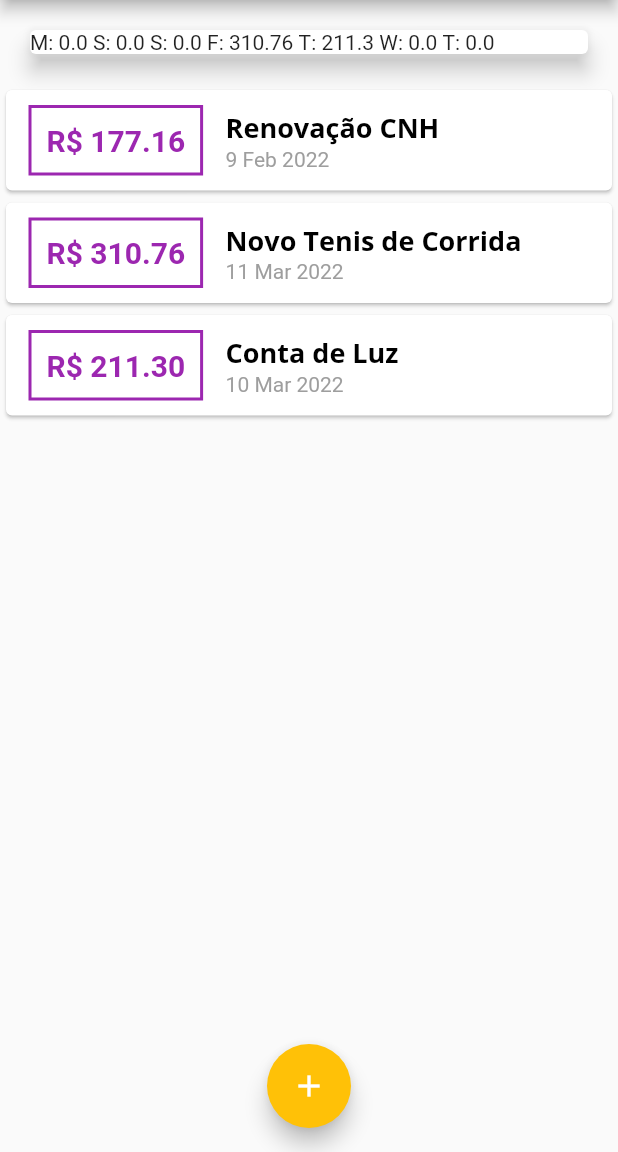
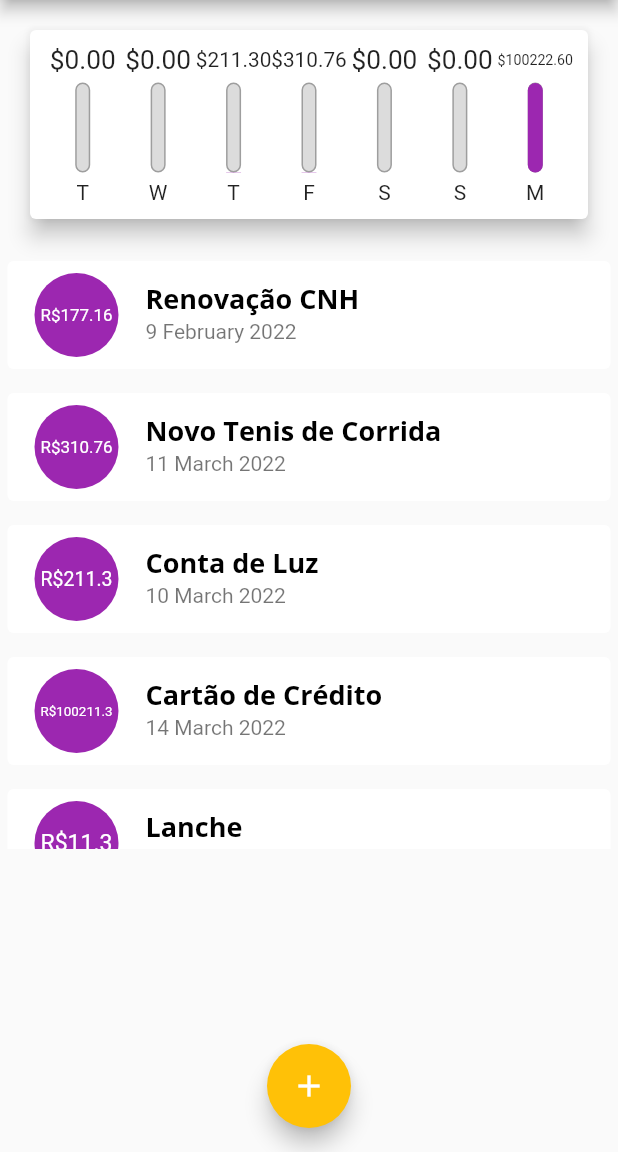
Before and after one commit to jeanmmlima/flutter-guide, a Flutter app: the screen it shows after launch, on a phone screen of 412 x 824 dp, the part 84-1236 px from its top. Run offline on Flutter 3.47's test engine with Material 2 defaults, Android fonts, the phone set to English and light mode, and no system bars.

Commit message:
personalização do chart

```diff
--- a/f3_expenses/lib/components/chart.dart
+++ b/f3_expenses/lib/components/chart.dart
@@ -1,3 +1,4 @@
+import 'package:f3_expenses/components/chart_bar.dart';
 import 'package:f3_expenses/models/transaction.dart';
 import 'package:flutter/material.dart';
 import 'package:intl/intl.dart';
@@ -28,19 +29,39 @@ class Chart extends StatelessWidget {
       print(totalSum);
 
       return {'day': DateFormat.E().format(weekDay)[0], 'value': totalSum};
+    }).reversed.toList();
+  }
+
+  //getter para calcular total da semana
+
+  double get _weekTotalValue {
+    return groupedTransactions.fold(0.0, (sum, tr) {
+      return sum + (tr['value'] as double);
     });
   }
 
   @override
   Widget build(BuildContext context) {
-    groupedTransactions;
+    //groupedTransactions;
     return Card(
       elevation: 6,
       margin: EdgeInsets.all(20),
-      child: Row(
-          children: groupedTransactions.map((tr) {
-        return Text('${tr['day']}: ${tr['value']} ');
-      }).toList()),
+      child: Padding(
+        padding: const EdgeInsets.all(10),
+        child: Row(
+            mainAxisAlignment: MainAxisAlignment.spaceAround,
+            children: groupedTransactions.map((tr) {
+              //return Text('${tr['day']}: ${tr['value']} ');
+              return Flexible(
+                fit: FlexFit.tight,
+                child: ChartBar(
+                  label: tr['day'].toString(),
+                  value: double.parse(tr['value'].toString()),
+                  percentage: (tr['value'] as double) / _weekTotalValue,
+                ),
+              );
+            }).toList()),
+      ),
     );
   }
 }
--- a/f3_expenses/lib/components/chart_bar.dart
+++ b/f3_expenses/lib/components/chart_bar.dart
@@ -1,9 +1,58 @@
 import 'package:flutter/material.dart';
 
 class ChartBar extends StatelessWidget {
+  final String? label;
+  final double? value;
+  final double? percentage;
+
+  ChartBar({
+    this.label,
+    this.value,
+    this.percentage,
+  });
 
   @override
   Widget build(BuildContext context) {
-    return Container();
+    return Column(
+      children: <Widget>[
+        Container(
+            height: 20,
+            child: FittedBox(child: Text('\$${value?.toStringAsFixed(2)}'))),
+        SizedBox(
+          height: 5,
+        ),
+        Container(
+          height: 60,
+          width: 10,
+          child: Stack(
+            alignment: Alignment.bottomCenter,
+            //permite varios componentes um sobre o outro
+            children: <Widget>[
+              Container(
+                decoration: BoxDecoration(
+                  border: Border.all(
+                    color: Colors.grey,
+                    width: 1.0,
+                  ),
+                  color: Color.fromRGBO(220, 220, 220, 1),
+                  borderRadius: BorderRadius.circular(5),
+                ),
+              ),
+              FractionallySizedBox(
+                heightFactor: percentage,
+                child: Container(
+                  decoration: BoxDecoration(
+                    color: Theme.of(context).colorScheme.primary,
+                    borderRadius: BorderRadius.circular(5),
+                  ),
+                ),
+              ),
+            ],
+          ),
+        ),
+        SizedBox(height: 5),
+        Text(label!),
+      ],
+    );
   }
 }
--- a/f3_expenses/lib/components/transaction_list.dart
+++ b/f3_expenses/lib/components/transaction_list.dart
@@ -47,46 +47,66 @@ class TransactionList extends StatelessWidget {
                 itemBuilder: (ctx, index) {
                   final tr = transactions[index];
                   return Card(
-                    child: Row(children: <Widget>[
-                      Container(
-                        margin:
-                            EdgeInsets.symmetric(horizontal: 15, vertical: 10),
-                        decoration: BoxDecoration(
-                            border: Border.all(
-                          color: Theme.of(context).colorScheme.primary,
-                          width: 2,
-                        )),
-                        padding: EdgeInsets.all(10),
-                        child: Text(
-                          //'R\$ ' + tr.value.toString(),
-                          'R\$ ${tr.value.toStringAsFixed(2)}',
-                          style: TextStyle(
-                              fontWeight: FontWeight.bold,
-                              fontSize: 20,
-                              color: Theme.of(context).colorScheme.primary),
+                    elevation: 0,
+                    margin: EdgeInsets.symmetric(vertical: 8, horizontal: 5),
+                    child: ListTile(
+                      leading: CircleAvatar(
+                        backgroundColor: Theme.of(context).colorScheme.primary,
+                        foregroundColor: Colors.white,
+                        radius: 30,
+                        child: Padding(
+                          padding: const EdgeInsets.all(6),
+                          child: FittedBox(child: Text('R\$${tr.value}')),
                         ),
                       ),
-                      Column(
-                        crossAxisAlignment: CrossAxisAlignment.start,
-                        children: <Widget>[
-                          Text(tr.title,
-                              style: Theme.of(context)
-                                  .textTheme
-                                  .headline6 //pegando o tema
-                              /*
-                      style:
-                          TextStyle(fontSize: 16, fontWeight: FontWeight.bold),
-                          */
-                              ),
-                          Text(
-                            DateFormat('d MMM y').format(tr.date),
-                            //tr.date.toString(),
-                            style: TextStyle(color: Colors.grey),
-                          )
-                        ],
-                      )
-                    ]),
+                      title: Text(
+                        tr.title,
+                        style: Theme.of(context).textTheme.headline6,
+                      ),
+                      subtitle: Text(DateFormat('d MMMM y').format(tr.date)),
+                    ),
                   );
+                  // return Card(
+                  //   child: Row(children: <Widget>[
+                  //     Container(
+                  //       margin:
+                  //           EdgeInsets.symmetric(horizontal: 15, vertical: 10),
+                  //       decoration: BoxDecoration(
+                  //           border: Border.all(
+                  //         color: Theme.of(context).colorScheme.primary,
+                  //         width: 2,
+                  //       )),
+                  //       padding: EdgeInsets.all(10),
+                  //       child: Text(
+                  //         //'R\$ ' + tr.value.toString(),
+                  //         'R\$ ${tr.value.toStringAsFixed(2)}',
+                  //         style: TextStyle(
+                  //             fontWeight: FontWeight.bold,
+                  //             fontSize: 20,
+                  //             color: Theme.of(context).colorScheme.primary),
+                  //       ),
+                  //     ),
+                  //     Column(
+                  //       crossAxisAlignment: CrossAxisAlignment.start,
+                  //       children: <Widget>[
+                  //         Text(tr.title,
+                  //             style: Theme.of(context)
+                  //                 .textTheme
+                  //                 .headline6 //pegando o tema
+                  //             /*
+                  //     style:
+                  //         TextStyle(fontSize: 16, fontWeight: FontWeight.bold),
+                  //         */
+                  //             ),
+                  //         Text(
+                  //           DateFormat('d MMM y').format(tr.date),
+                  //           //tr.date.toString(),
+                  //           style: TextStyle(color: Colors.grey),
+                  //         )
+                  //       ],
+                  //     )
+                  //   ]),
+                  // );
                 },
                 /*
         children: transactions.map((tr) {
--- a/f3_expenses/lib/main.dart
+++ b/f3_expenses/lib/main.dart
@@ -62,6 +62,12 @@ class _MyHomePageState extends State<MyHomePage> {
         title: 'Conta de Luz',
         value: 211.30,
         date: DateTime.now().subtract(Duration(days: 4))),
+    Transaction(
+        id: 't3',
+        title: 'Cartão de Crédito',
+        value: 100211.30,
+        date: DateTime.now()),
+    Transaction(id: 't4', title: 'Lanche', value: 11.30, date: DateTime.now()),
   ];
 
   List<Transaction> get _recentTransactions {
```
